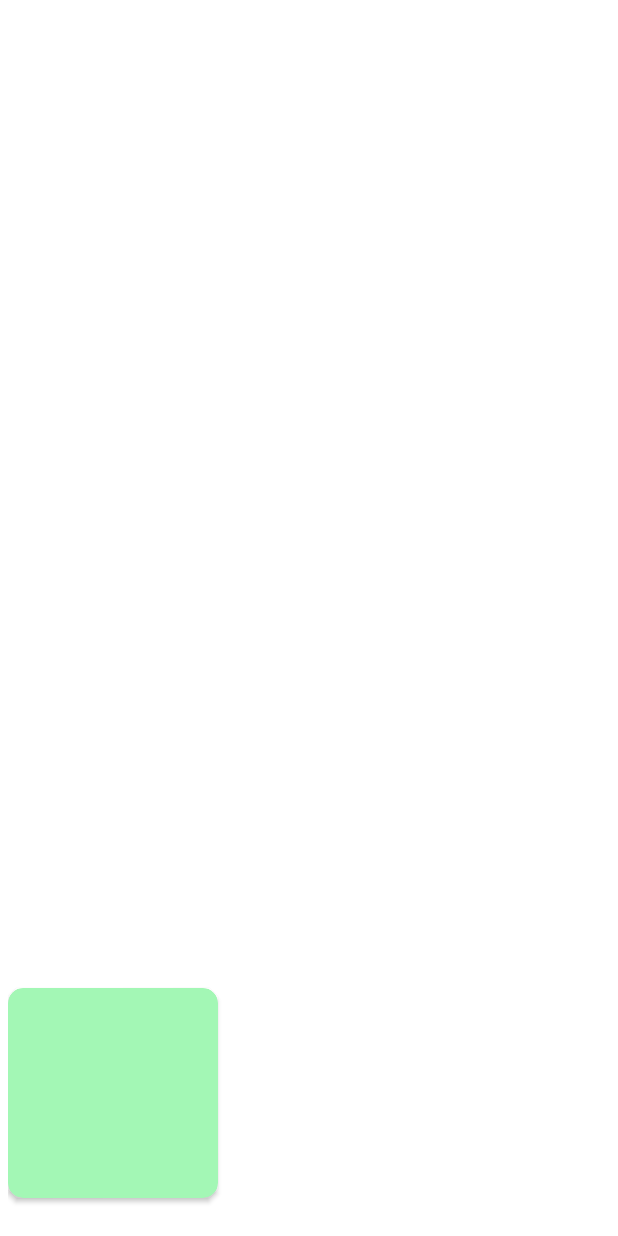
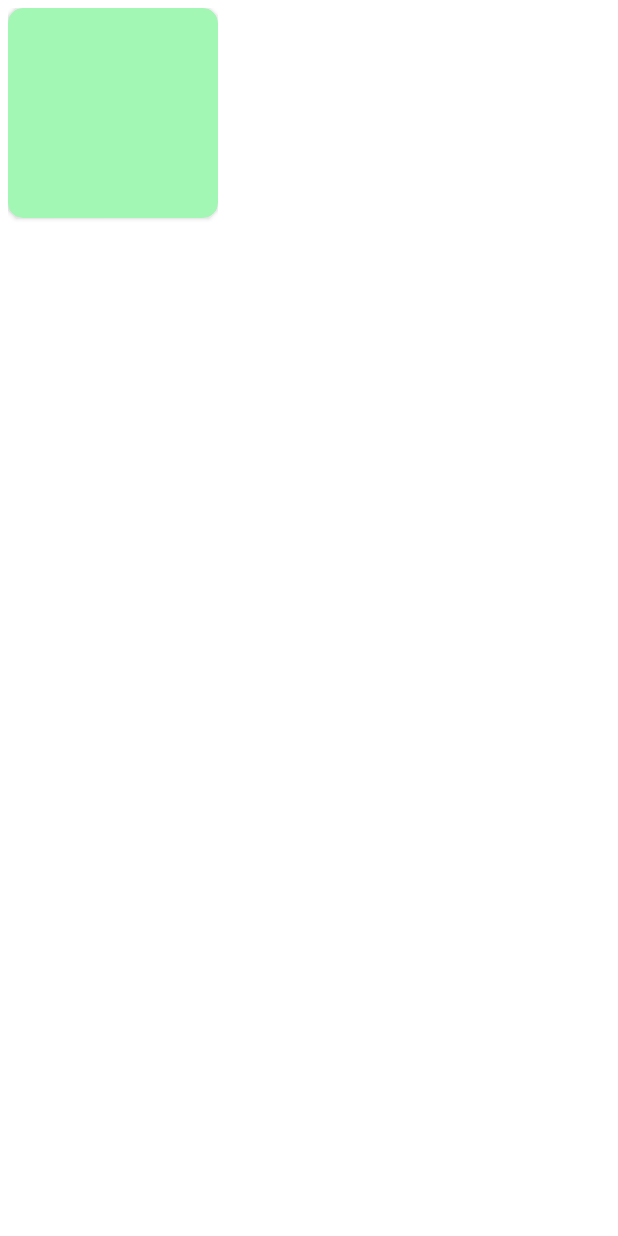
Before and after one commit to DesperateColleagues/AnimalAPP, an Android app: the layout fragment_animal_single_card.xml on its own in the app's theme, with its tools: preview values and no code run, on a phone screen of 412 x 824 dp. Run offline under Robolectric (Android 15) with nearby library versions, the phone set to English and light mode, and no system bars.

```diff
--- a/AnimalApp/app/src/main/AndroidManifest.xml
+++ b/AnimalApp/app/src/main/AndroidManifest.xml
@@ -15,11 +15,13 @@
         <activity
             android:name=".activities.passionate.PassionateNavigationActivity"
             android:exported="false"
+            android:windowSoftInputMode="adjustPan"
             android:label="@string/title_activity_passionate_navigation">
             <meta-data
                 android:name="android.app.lib_name"
                 android:value="" />
         </activity>
+
         <activity
             android:name=".activities.registration.RegistrationActivity"
             android:exported="false">
@@ -27,6 +29,7 @@
                 android:name="android.app.lib_name"
                 android:value="" />
         </activity>
+
         <activity
             android:name=".activities.login.LoginActivity"
             android:exported="true">
--- a/AnimalApp/app/src/main/res/layout/fragment_animal_single_card.xml
+++ b/AnimalApp/app/src/main/res/layout/fragment_animal_single_card.xml
@@ -1,28 +1,27 @@
 <?xml version="1.0" encoding="utf-8"?>
 <LinearLayout xmlns:android="http://schemas.android.com/apk/res/android"
+    xmlns:app="http://schemas.android.com/apk/res-auto"
     xmlns:tools="http://schemas.android.com/tools"
-    android:layout_width="match_parent"
-    android:layout_height="match_parent"
-    tools:context=".activities.registration.fragments.AnimalGridFragment"
+    android:layout_width="wrap_content"
+    android:layout_height="wrap_content"
+    android:orientation="vertical"
     android:padding="5dp"
-    xmlns:app="http://schemas.android.com/apk/res-auto"
-    android:orientation="horizontal">
+    tools:context=".activities.registration.fragments.AnimalGridFragment">
 
     <RelativeLayout
-        android:layout_width="match_parent"
-        android:layout_height="match_parent"
+        android:layout_width="wrap_content"
+        android:layout_height="wrap_content"
         tools:ignore="UselessParent">
 
         <androidx.cardview.widget.CardView
             android:layout_width="140dp"
             android:layout_height="140dp"
-            android:foreground="?android:attr/selectableItemBackground"
+            android:layout_marginBottom="20dp"
+            android:backgroundTint="?attr/colorSecondary"
             android:clickable="true"
             android:focusable="true"
-            app:cardCornerRadius="10dp"
-            android:layout_marginBottom="20dp"
-            android:layout_alignParentBottom="true"
-            android:backgroundTint="?attr/colorSecondary">
+            android:foreground="?android:attr/selectableItemBackground"
+            app:cardCornerRadius="10dp">
 
             <LinearLayout
                 android:layout_width="match_parent"
@@ -34,8 +33,8 @@
                     android:layout_width="match_parent"
                     android:layout_height="wrap_content"
                     android:layout_gravity="center"
-                    android:textSize="16sp"
-                    android:gravity="center"/>
+                    android:gravity="center"
+                    android:textSize="16sp" />
 
             </LinearLayout>
         </androidx.cardview.widget.CardView>
```
Also changed, not shown: AnimalApp/app/src/main/java/it/uniba/dib/sms22235/activities/passionate/PassionateNavigationActivity.java (+56 -58 lines), AnimalApp/app/src/main/java/it/uniba/dib/sms22235/activities/passionate/fragments/DialogAddAnimalFragment.java (+5 -18 lines), AnimalApp/app/src/main/java/it/uniba/dib/sms22235/activities/passionate/fragments/ProfileFragment.java (+35 -10 lines), AnimalApp/app/src/main/java/it/uniba/dib/sms22235/adapters/AnimalListAdapter.java (+11 -5 lines).
